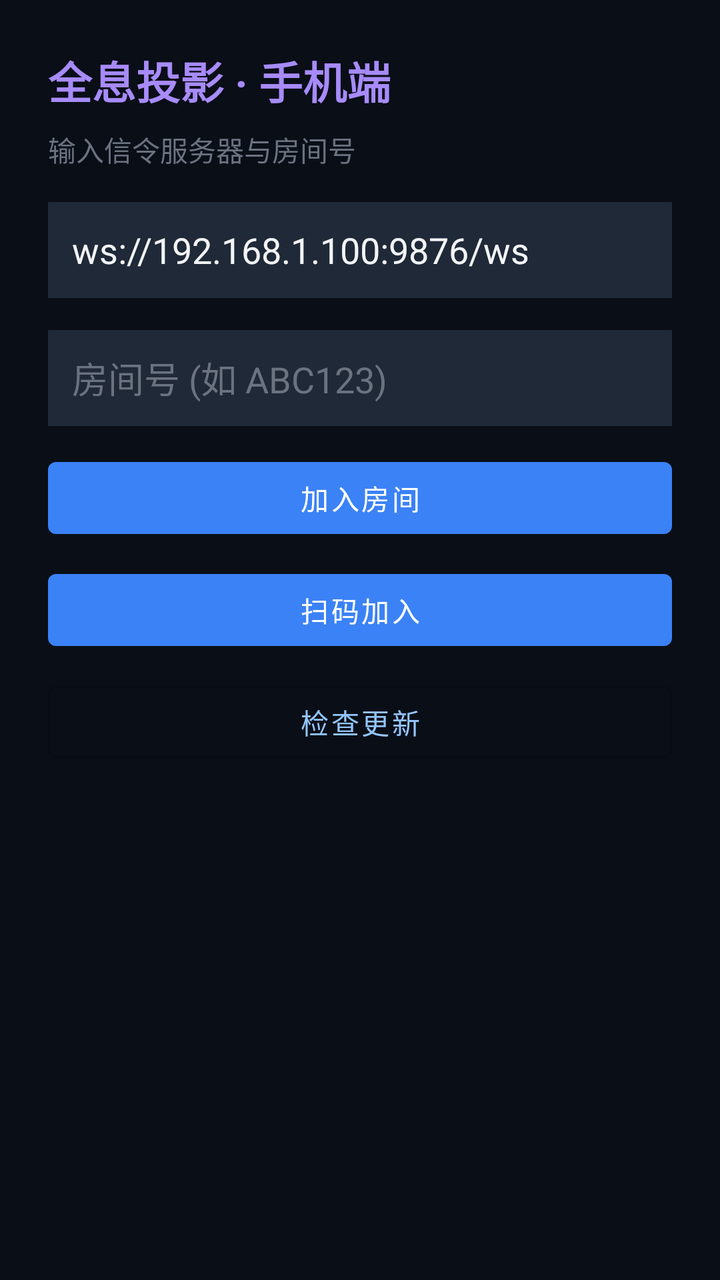
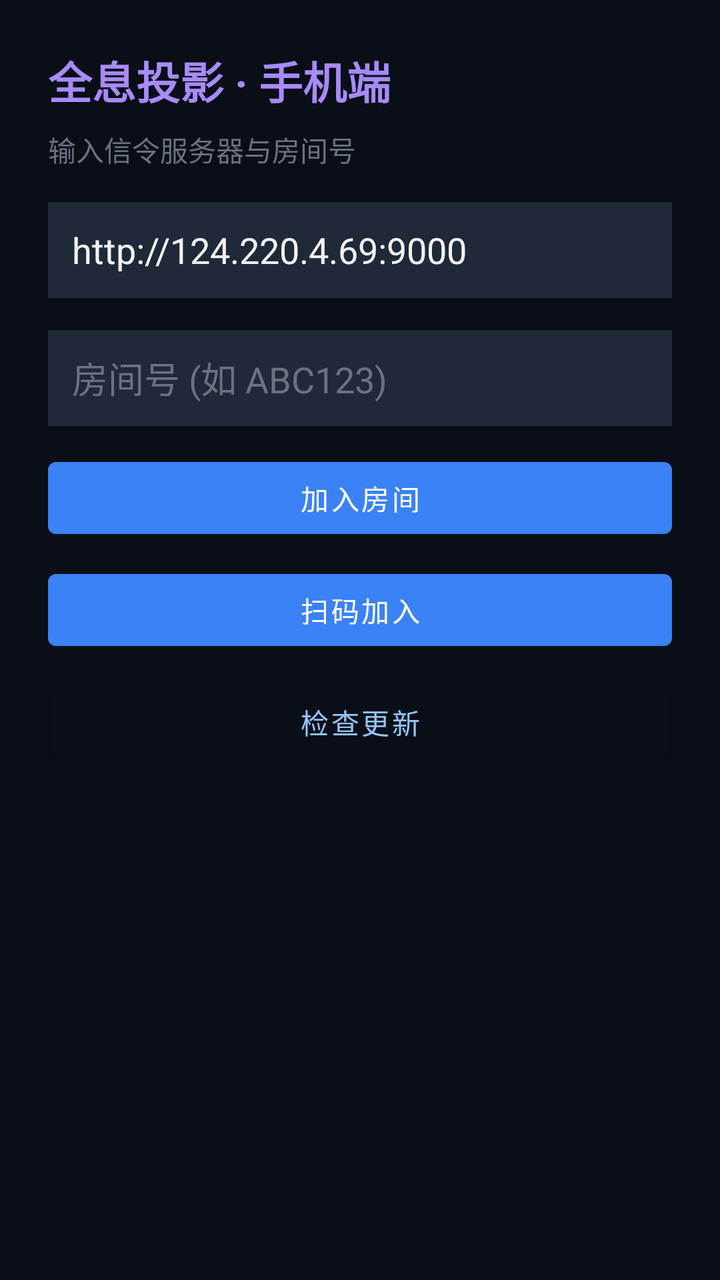

Two renders of the same Android screen: before a commit and after it. Below are the layout's source before the change and the commit's diff.
<!-- AndroidManifest.xml: application theme Theme.HolographicApp -->
<!-- res/layout/activity_main.xml -->
<?xml version="1.0" encoding="utf-8"?>
<androidx.constraintlayout.widget.ConstraintLayout
    xmlns:android="http://schemas.android.com/apk/res/android"
    xmlns:app="http://schemas.android.com/apk/res-auto"
    android:layout_width="match_parent"
    android:layout_height="match_parent"
    android:background="#0A0E17">

    
    <org.webrtc.SurfaceViewRenderer
        android:id="@+id/localPreview"
        android:layout_width="match_parent"
        android:layout_height="0dp"
        android:visibility="gone"
        app:layout_constraintTop_toBottomOf="@id/statusBar"
        app:layout_constraintBottom_toTopOf="@id/controlBar" />

    <org.webrtc.SurfaceViewRenderer
        android:id="@+id/remotePreview"
        android:layout_width="140dp"
        android:layout_height="100dp"
        android:layout_margin="12dp"
        android:visibility="gone"
        app:layout_constraintTop_toBottomOf="@id/statusBar"
        app:layout_constraintEnd_toEndOf="parent" />

    <TextView
        android:id="@+id/tvEmptyHint"
        android:layout_width="0dp"
        android:layout_height="wrap_content"
        android:layout_margin="32dp"
        android:gravity="center"
        android:text="已加入房间\n1. 开启「人像抠图」可让接收端去掉背景\n2. 点击「开始投屏」推送摄像头\n3. 其他设备（电脑/全息端）会自动接收画面"
        android:textColor="#9CA3AF"
        android:textSize="16sp"
        android:lineSpacingExtra="6dp"
        android:visibility="gone"
        app:layout_constraintTop_toBottomOf="@id/statusBar"
        app:layout_constraintBottom_toTopOf="@id/controlBar"
        app:layout_constraintStart_toStartOf="parent"
        app:layout_constraintEnd_toEndOf="parent" />

    <com.holographic.app.AngleGuideView
        android:id="@+id/angleGuideOverlay"
        android:layout_width="180dp"
        android:layout_height="180dp"
        android:visibility="gone"
        android:layout_marginTop="16dp"
        app:layout_constraintTop_toTopOf="@id/localPreview"
        app:layout_constraintStart_toStartOf="parent"
        app:layout_constraintEnd_toEndOf="parent" />

    <LinearLayout
        android:id="@+id/statusBar"
        android:layout_width="match_parent"
        android:layout_height="36dp"
        android:background="#111827"
        android:gravity="center_vertical"
        android:paddingHorizontal="12dp"
        android:visibility="gone"
        app:layout_constraintTop_toTopOf="parent">

        <TextView
            android:id="@+id/tvRoomId"
            android:layout_width="0dp"
            android:layout_height="wrap_content"
            android:layout_weight="1"
            android:textColor="#9CA3AF"
            android:textSize="12sp" />

        <TextView
            android:id="@+id/tvLatency"
            android:layout_width="wrap_content"
            android:layout_height="wrap_content"
            android:textColor="#10B981"
            android:textSize="12sp" />
    </LinearLayout>

    <LinearLayout
        android:id="@+id/controlBar"
        android:layout_width="match_parent"
        android:layout_height="wrap_content"
        android:orientation="vertical"
        android:padding="16dp"
        android:background="#111827"
        android:visibility="gone"
        app:layout_constraintBottom_toBottomOf="parent">

        <com.google.android.material.switchmaterial.SwitchMaterial
            android:id="@+id/switchSegmentation"
            android:layout_width="match_parent"
            android:layout_height="wrap_content"
            android:text="开启人像抠图"
            android:textColor="#F3F4F6" />

        <Button
            android:id="@+id/btnStartCast"
            android:layout_width="match_parent"
            android:layout_height="52dp"
            android:layout_marginTop="8dp"
            android:text="开始投屏"
            android:textSize="16sp" />
    </LinearLayout>

    
    <ScrollView
        android:id="@+id/joinPanel"
        android:layout_width="match_parent"
        android:layout_height="match_parent"
        android:fillViewport="true"
        android:elevation="8dp"
        app:layout_constraintTop_toTopOf="parent"
        app:layout_constraintBottom_toBottomOf="parent">

        <LinearLayout
            android:layout_width="match_parent"
            android:layout_height="wrap_content"
            android:orientation="vertical"
            android:padding="24dp"
            android:layout_gravity="center_vertical">

            <TextView
                android:layout_width="wrap_content"
                android:layout_height="wrap_content"
                android:text="全息投影 · 手机端"
                android:textColor="#A78BFA"
                android:textSize="22sp"
                android:textStyle="bold" />

            <TextView
                android:layout_width="wrap_content"
                android:layout_height="wrap_content"
                android:layout_marginTop="8dp"
                android:text="输入信令服务器与房间号"
                android:textColor="#6B7280"
                android:textSize="14sp" />

            <EditText
                android:id="@+id/etServerUrl"
                android:layout_width="match_parent"
                android:layout_height="48dp"
                android:layout_marginTop="16dp"
                android:hint="信令服务器 WebSocket 地址"
                android:text="ws://192.168.1.100:9876/ws"
                android:textColor="#F3F4F6"
                android:textColorHint="#6B7280"
                android:background="#1F2937"
                android:paddingHorizontal="12dp"
                android:inputType="textUri" />

            <EditText
                android:id="@+id/etRoomId"
                android:layout_width="match_parent"
                android:layout_height="48dp"
                android:layout_marginTop="16dp"
                android:hint="房间号 (如 ABC123)"
                android:textColor="#F3F4F6"
                android:textColorHint="#6B7280"
                android:background="#1F2937"
                android:paddingHorizontal="12dp"
                android:inputType="textCapCharacters" />

            <Button
                android:id="@+id/btnJoinManual"
                android:layout_width="match_parent"
                android:layout_height="48dp"
                android:layout_marginTop="12dp"
                android:text="加入房间" />

            <Button
                android:id="@+id/btnScanJoin"
                android:layout_width="match_parent"
                android:layout_height="48dp"
                android:layout_marginTop="8dp"
                android:text="扫码加入" />

            <Button
                android:id="@+id/btnCheckUpdate"
                style="@style/Widget.MaterialComponents.Button.OutlinedButton"
                android:layout_width="match_parent"
                android:layout_height="48dp"
                android:layout_marginTop="8dp"
                android:text="检查更新"
                android:textColor="#93C5FD" />
        </LinearLayout>
    </ScrollView>

</androidx.constraintlayout.widget.ConstraintLayout>
<!-- resources referenced by this layout -->
<resources>
  <style name="Theme.HolographicApp" parent="Theme.MaterialComponents.DayNight.NoActionBar">
          <item name="colorPrimary">#3B82F6</item>
          <item name="colorPrimaryVariant">#2563EB</item>
          <item name="colorOnPrimary">#FFFFFF</item>
          <item name="android:statusBarColor">#0A0E17</item>
          <item name="android:navigationBarColor">#111827</item>
      </style>
</resources>

<!-- the commit's change to res/layout/activity_main.xml (unified diff, before → after) -->
@@ -140,8 +140,8 @@
                 android:layout_width="match_parent"
                 android:layout_height="48dp"
                 android:layout_marginTop="16dp"
-                android:hint="信令服务器 WebSocket 地址"
-                android:text="ws://192.168.1.100:9876/ws"
+                android:hint="信令服务器 (http://IP:端口)"
+                android:text="http://124.220.4.69:9000"
                 android:textColor="#F3F4F6"
                 android:textColorHint="#6B7280"
                 android:background="#1F2937"
